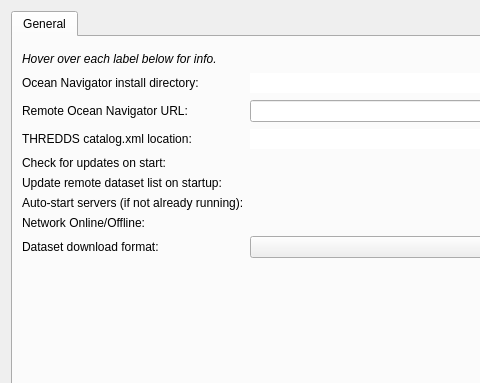
This is app/dialogpreferences.ui in DFO-Ocean-Navigator/Navigator2Go as Qt 5 draws it before an edit; both pictures show x 0 to 480 and y 0 to 383 of the 640 by 480 pixel window. The edited form follows.
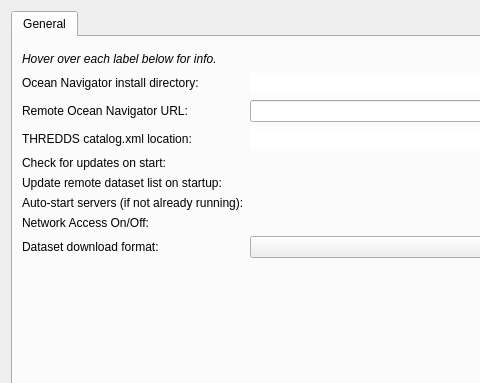
This is the edited form. Icons and pictures are not drawn. Custom widgets are drawn as their Qt base class.

```diff
--- a/app/dialogpreferences.ui
+++ b/app/dialogpreferences.ui
@@ -180,7 +180,7 @@
             <string>&lt;html&gt;&lt;head/&gt;&lt;body&gt;&lt;p&gt;Toggle the network state of Navigator2Go.&lt;/p&gt;&lt;p&gt;&lt;span style=&quot; font-style:italic;&quot;&gt;All network activity from this program will cease.&lt;/span&gt;&lt;/p&gt;&lt;p&gt;This is a helpful feature if you want to isolate your Navigator system to conserve bandwidth, for example.&lt;/p&gt;&lt;/body&gt;&lt;/html&gt;</string>
            </property>
            <property name="text">
-            <string>Network Online/Offline:</string>
+            <string>Network Access On/Off:</string>
            </property>
           </widget>
          </item>
```
